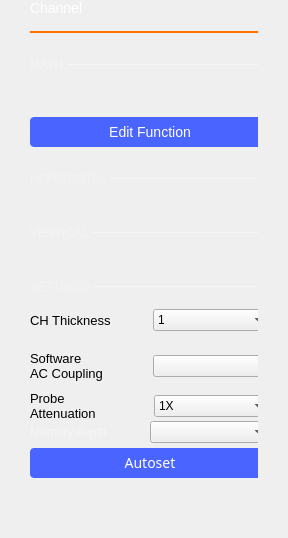
This is ui/channel_settings.ui in analogdevicesinc/scopy as Qt 5 draws it before an edit. The edited form follows.
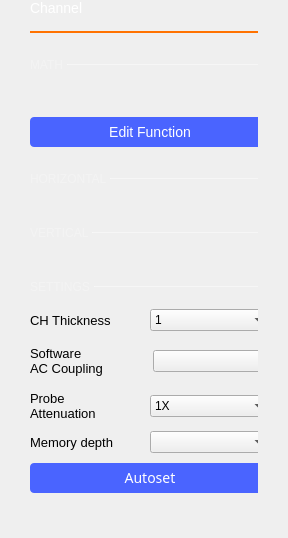
This is the edited form. Custom widgets are drawn as their Qt base class.

Commit message: ui/channel_settings.ui: Fix spacing and label style in the channel settings.

Patch:
```diff
--- a/ui/channel_settings.ui
+++ b/ui/channel_settings.ui
@@ -104,9 +104,9 @@
       <property name="geometry">
        <rect>
         <x>0</x>
-        <y>0</y>
-        <width>228</width>
-        <height>472</height>
+        <y>-36</y>
+        <width>252</width>
+        <height>533</height>
        </rect>
       </property>
       <property name="sizePolicy">
@@ -654,35 +654,12 @@
         </layout>
        </item>
        <item>
-        <layout class="QGridLayout" name="gridLayout">
-         <property name="leftMargin">
-          <number>0</number>
-         </property>
+        <layout class="QHBoxLayout" name="thicknessLayout">
          <property name="topMargin">
           <number>0</number>
          </property>
-         <property name="rightMargin">
-          <number>0</number>
-         </property>
          <property name="bottomMargin">
-          <number>0</number>
-         </property>
-         <property name="horizontalSpacing">
-          <number>0</number>
-         </property>
-         <property name="verticalSpacing">
           <number>10</number>
-         </property>
-         <item row="1" column="0" colspan="2">
-          <layout class="QHBoxLayout" name="horizontalLayout">
-           <property name="spacing">
-            <number>5</number>
-           </property>
-           <property name="topMargin">
-            <number>0</number>
-           </property>
-           <property name="bottomMargin">
-            <number>0</number>
            </property>
            <item>
             <widget class="QLabel" name="lblLineWidth">
@@ -753,20 +730,29 @@
            </item>
           </layout>
          </item>
-         <item row="3" column="0" colspan="2">
+       <item>
           <widget class="QWidget" name="wCoupling" native="true">
-           <layout class="QHBoxLayout" name="layCoupling">
+         <property name="minimumSize">
+          <size>
+           <width>0</width>
+           <height>50</height>
+          </size>
+         </property>
+         <layout class="QHBoxLayout" name="horizontalLayout">
+          <property name="spacing">
+           <number>5</number>
+          </property>
             <property name="leftMargin">
              <number>0</number>
             </property>
             <property name="topMargin">
-             <number>10</number>
+           <number>0</number>
             </property>
             <property name="rightMargin">
              <number>0</number>
             </property>
             <property name="bottomMargin">
-             <number>0</number>
+           <number>10</number>
             </property>
             <item>
              <widget class="QLabel" name="label_2">
@@ -795,14 +781,12 @@
            </layout>
           </widget>
          </item>
-        </layout>
-       </item>
        <item>
-        <layout class="QHBoxLayout" name="horizontalLayout_3">
-         <property name="spacing">
-          <number>7</number>
-         </property>
+        <layout class="QHBoxLayout" name="probeLayout">
          <property name="topMargin">
+          <number>0</number>
+         </property>
+         <property name="bottomMargin">
           <number>10</number>
          </property>
          <item>
@@ -846,17 +830,17 @@
         </layout>
        </item>
        <item>
-       <layout class="QHBoxLayout" name="horizontalLayout_5">
-        <property name="spacing">
-         <number>0</number>
-        </property>
+        <layout class="QHBoxLayout" name="memDepthLayout">
         <property name="topMargin">
          <number>0</number>
         </property>
+         <property name="bottomMargin">
+          <number>10</number>
+         </property>
         <item>
          <widget class="QLabel" name="label_3">
           <property name="styleSheet">
-           <string notr="true">color: rgba(255, 255, 255, 102);</string>
+            <string notr="true">font-size: 13px;</string>
           </property>
           <property name="text">
            <string>Memory depth</string>
@@ -868,22 +852,6 @@
         </item>
        </layout>
        </item>
-       <item>
-        <spacer name="verticalSpacer_9">
-         <property name="orientation">
-          <enum>Qt::Vertical</enum>
-         </property>
-         <property name="sizeType">
-          <enum>QSizePolicy::Fixed</enum>
-         </property>
-         <property name="sizeHint" stdset="0">
-          <size>
-           <width>20</width>
-           <height>5</height>
-          </size>
-         </property>
-        </spacer>
-       </item>
        <item>
         <widget class="QPushButton" name="btnAutoset">
          <property name="styleSheet">
@@ -908,7 +876,23 @@
          <property name="text">
           <string>Autoset</string>
          </property>
-        </widget> 
+        </widget>
+       </item>
+       <item>
+        <spacer name="verticalSpacer_9">
+         <property name="orientation">
+          <enum>Qt::Vertical</enum>
+         </property>
+         <property name="sizeType">
+          <enum>QSizePolicy::Fixed</enum>
+         </property>
+         <property name="sizeHint" stdset="0">
+          <size>
+           <width>20</width>
+           <height>5</height>
+          </size>
+         </property>
+        </spacer>
         </item>
        <item>
         <spacer name="verticalSpacer_2">
```
Lines whose indentation alone changed are shown as unchanged.
